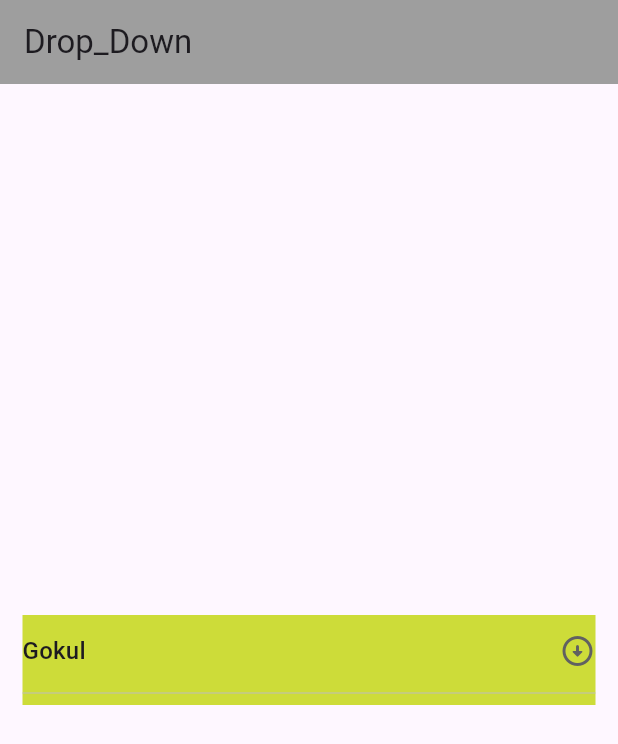
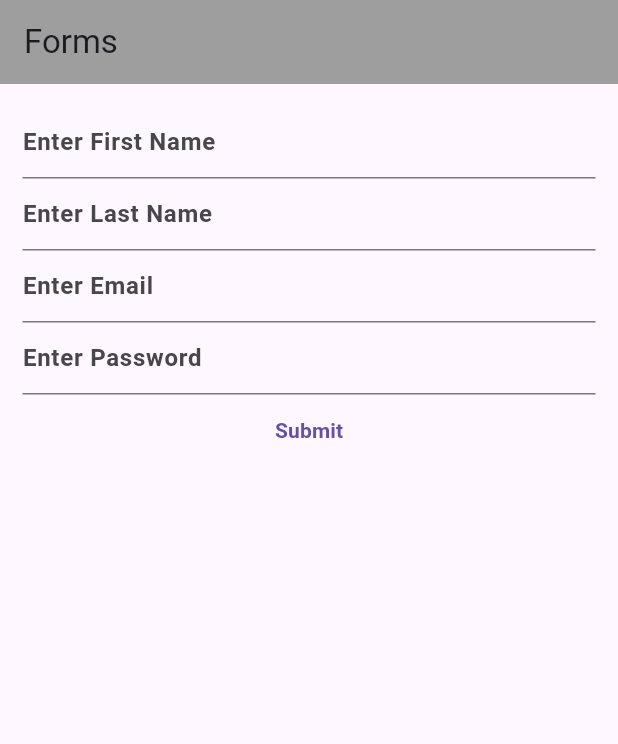
Before and after one commit to GOKULKANTHCSE/Flutter_learning, a Flutter app: the screen it shows after launch, on a phone screen of 412 x 824 dp. Shown: the top 744 px of the screen. Run offline on Flutter 3.47's test engine with Material 3 defaults, Android fonts, the phone set to English and light mode, and no system bars; our stand-ins replace animated_text_kit, cached_network_image.

Commit message:
Changed new things

```diff
--- /dev/null
+++ b/lib/Widgets/forms.dart
@@ -0,0 +1,130 @@
+import 'package:flutter/material.dart';
+
+class FormWidget extends StatefulWidget {
+  const FormWidget({super.key});
+
+  @override
+  State<FormWidget> createState() => _FormWidgetState();
+}
+
+class _FormWidgetState extends State<FormWidget> {
+  String firstname = ' ';
+  String lastname = ' ';
+  String email = ' ';
+  String password = ' ';
+  final _formkey = GlobalKey<FormState>();
+
+  /*-------- Function -----------*/
+  trysubmit() {
+    final isvalid = _formkey.currentState!.validate();
+
+    if (isvalid) {
+      _formkey.currentState!.save();
+      submitform();
+    } else {
+      print("Error");
+    }
+  }
+
+  submitform() {
+    print(firstname);
+    print(lastname);
+    print(email);
+    print(password);
+  }
+
+  @override
+  Widget build(BuildContext context) {
+    return Scaffold(
+      appBar: AppBar(
+        backgroundColor: Colors.grey,
+        title: Text("Forms"),
+      ),
+      body: Center(
+        child: Container(
+          margin: EdgeInsets.all(15),
+          child: Form(
+            key: _formkey,
+            child: Column(
+              children: [
+                TextFormField(
+                  decoration: InputDecoration(
+                      hintText: "Enter First Name",
+                      hintStyle: TextStyle(fontWeight: FontWeight.bold)),
+                  key: ValueKey("Firstname"),
+                  validator: (value) {
+                    if (value.toString().isEmpty) {
+                      return 'Enter the firstname';
+                    } else {
+                      return null;
+                    }
+                  },
+                  onSaved: (value) {
+                    firstname = value.toString();
+                  },
+                ),
+                TextFormField(
+                  decoration: InputDecoration(
+                      hintText: "Enter Last Name",
+                      hintStyle: TextStyle(fontWeight: FontWeight.bold)),
+                  key: ValueKey("Lastname"),
+                  validator: (value) {
+                    if (value.toString().isEmpty) {
+                      return 'Enter the lastname';
+                    } else {
+                      return null;
+                    }
+                  },
+                  onSaved: (value) {
+                    firstname = value.toString();
+                  },
+                ),
+                TextFormField(
+                  decoration: InputDecoration(
+                      hintText: "Enter Email",
+                      hintStyle: TextStyle(fontWeight: FontWeight.bold)),
+                  key: ValueKey("Email"),
+                  validator: (value) {
+                    if (value.toString().isEmpty) {
+                      return 'Enter the email';
+                    } else {
+                      return null;
+                    }
+                  },
+                  onSaved: (value) {
+                    firstname = value.toString();
+                  },
+                ),
+                TextFormField(
+                  obscureText: true,
+                  decoration: InputDecoration(
+                      hintText: "Enter Password",
+                      hintStyle: TextStyle(fontWeight: FontWeight.bold)),
+                  key: ValueKey("Password"),
+                  validator: (value) {
+                    if (value.toString().length <= 5) {
+                      return 'Enter the Password above 6 digits';
+                    } else {
+                      return null;
+                    }
+                  },
+                  onSaved: (value) {
+                    firstname = value.toString();
+                  },
+                ),
+                TextButton(
+                    onPressed: () {
+                      trysubmit();
+                    },
+                    child: Text(
+                      'Submit',
+                      style: TextStyle(fontWeight: FontWeight.bold),
+                    ))
+              ],
+            ),
+          ),
+        ),
+      ),
+    );
+  }
+}
--- a/lib/main.dart
+++ b/lib/main.dart
@@ -1,6 +1,6 @@
 import 'package:flutter/material.dart';
 
-import 'package:learning_project/Widgets/dropdown.dart';
+import 'package:learning_project/Widgets/forms.dart';
 
 void main() {
   runApp(const Mylearning());
@@ -15,7 +15,7 @@ class Mylearning extends StatelessWidget {
       debugShowCheckedModeBanner: false,
       theme: ThemeData(
           brightness: Brightness.light, primaryColor: Colors.orangeAccent),
-      home: DropDown(),
+      home: FormWidget(),
     );
   }
 }
--- a/pubspec.yaml
+++ b/pubspec.yaml
@@ -62,11 +62,11 @@ flutter:
   # The following line ensures that the Material Icons font is
   # included with your application, so that you can use the icons in
   # the material Icons class.
-#  uses-material-design: true
+  uses-material-design: true
 
   # To add assets to your application, add an assets section, like this:
-   assets:
-     - assets/
+  assets:
+    - assets/
 #  #   - images/a_dot_ham.jpeg
 
   # An image asset can refer to one or more resolution-specific "variants", see
```
